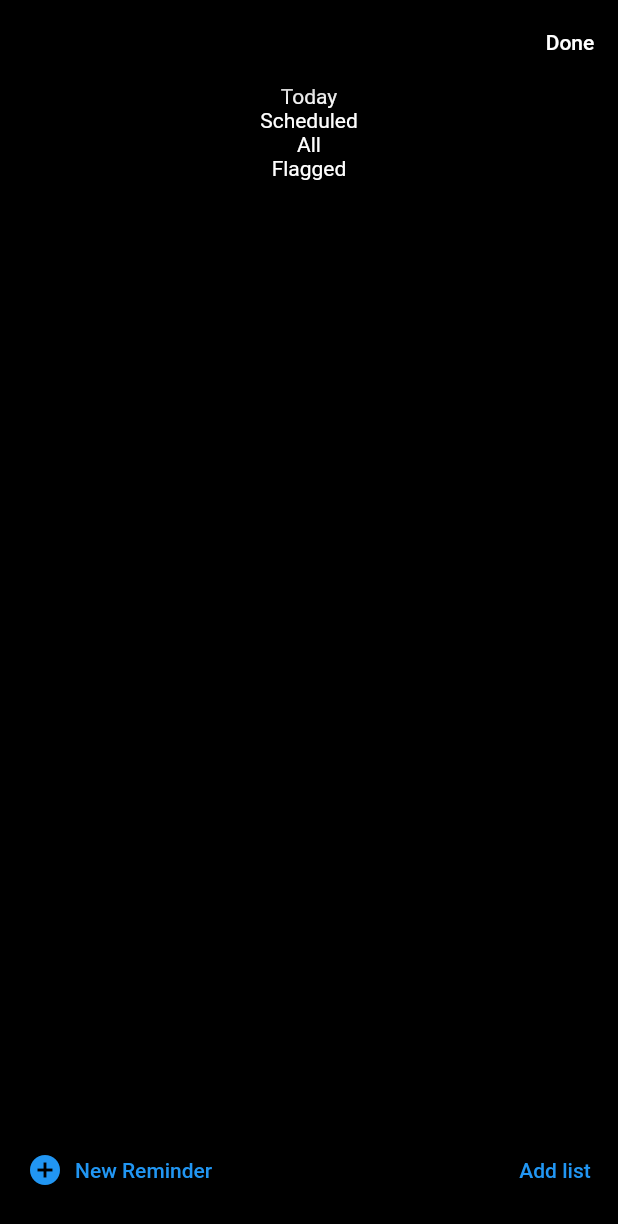
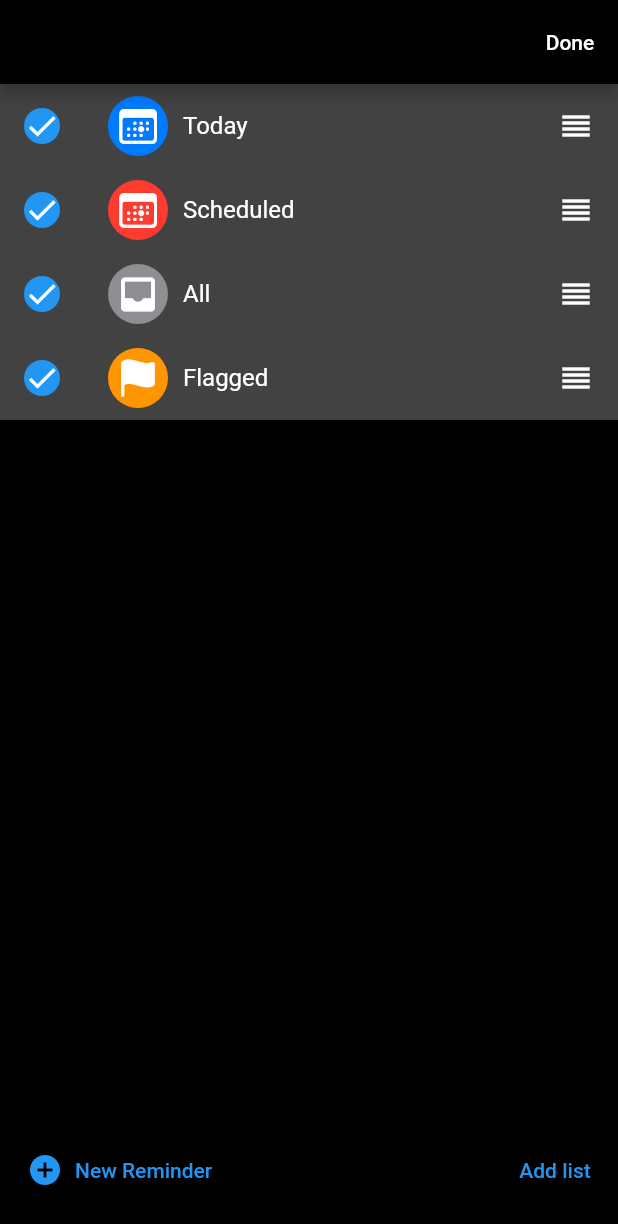
Before and after one commit to preyeopudu/personalnotes, a Flutter app: the screen it shows after launch, after a tap on "Edit", on a phone screen of 412 x 824 dp. Shown: the top 1224 px of the screen. Run offline on Flutter 3.47's test engine with Material 2 defaults, Android fonts, the phone set to English and light mode, and no system bars; our stand-ins replace firebase_core; accounts and stored records are empty.

Commit message:
styled list items

```diff
--- a/lib/screens/home/home_screen_main.dart
+++ b/lib/screens/home/home_screen_main.dart
@@ -39,7 +39,6 @@ class _HomePageState extends State<HomePage> {
           children: [
             Expanded(
                 child: Container(
-              color: Colors.black,
               child: layoutType == "grid"
                   ? GridViewItems(categoryCollection: categoryCollection)
                   : ListViewItems(categoryCollection: categoryCollection),
--- a/lib/screens/home/list_view_items.dart
+++ b/lib/screens/home/list_view_items.dart
@@ -15,13 +15,26 @@ class ListViewItems extends StatefulWidget {
 class _ListViewItemsState extends State<ListViewItems> {
   @override
   Widget build(BuildContext context) {
-    return Container(
-      padding: const EdgeInsets.all(0),
-      child: Column(
-        children: widget.categoryCollection.categories
-            .map((category) => Text(category.name))
-            .toList(),
-      ),
+    return ListView(
+      children: widget.categoryCollection.categories
+          .map((category) => ListTile(
+                leading: Container(
+                    decoration: const BoxDecoration(
+                        shape: BoxShape.circle, color: Colors.blue),
+                    child: const Icon(Icons.check)),
+                title: Row(
+                  children: [
+                    category.icon,
+                    const SizedBox(
+                      width: 10,
+                    ),
+                    Text(category.name),
+                  ],
+                ),
+                trailing: const Icon(Icons.reorder),
+                tileColor: Colors.grey[800],
+              ))
+          .toList(),
     );
   }
 }
```
